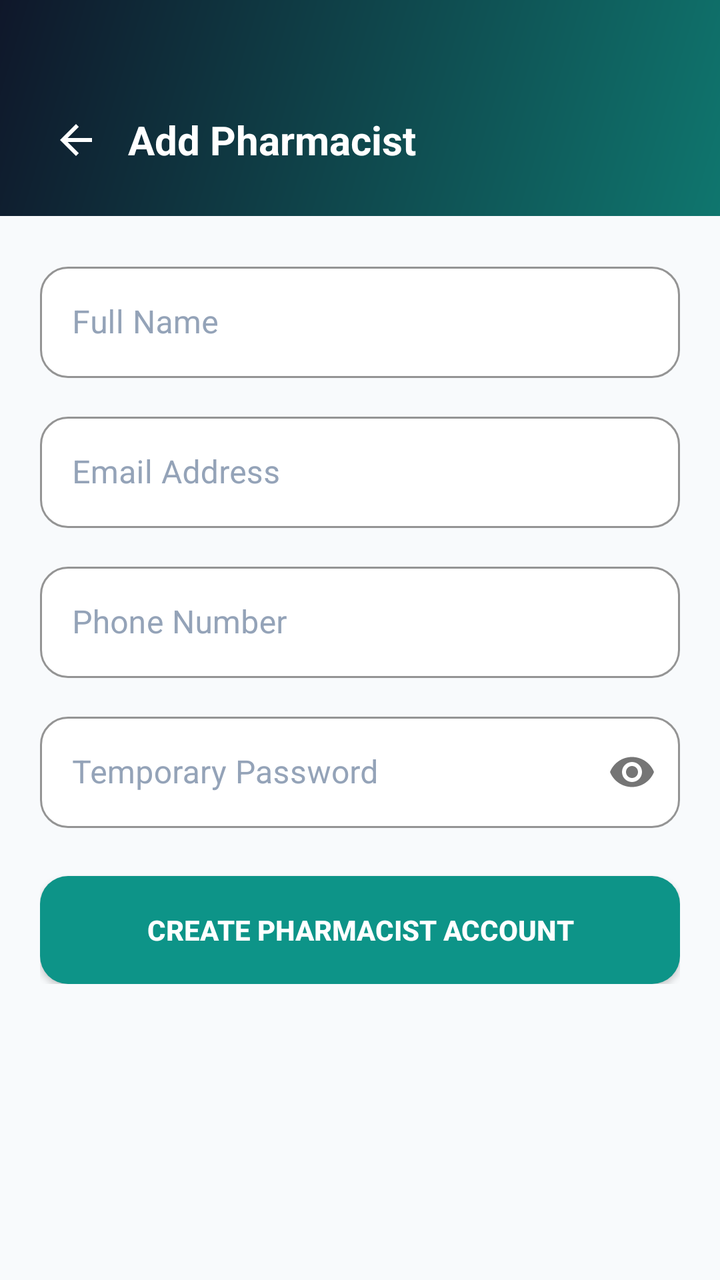
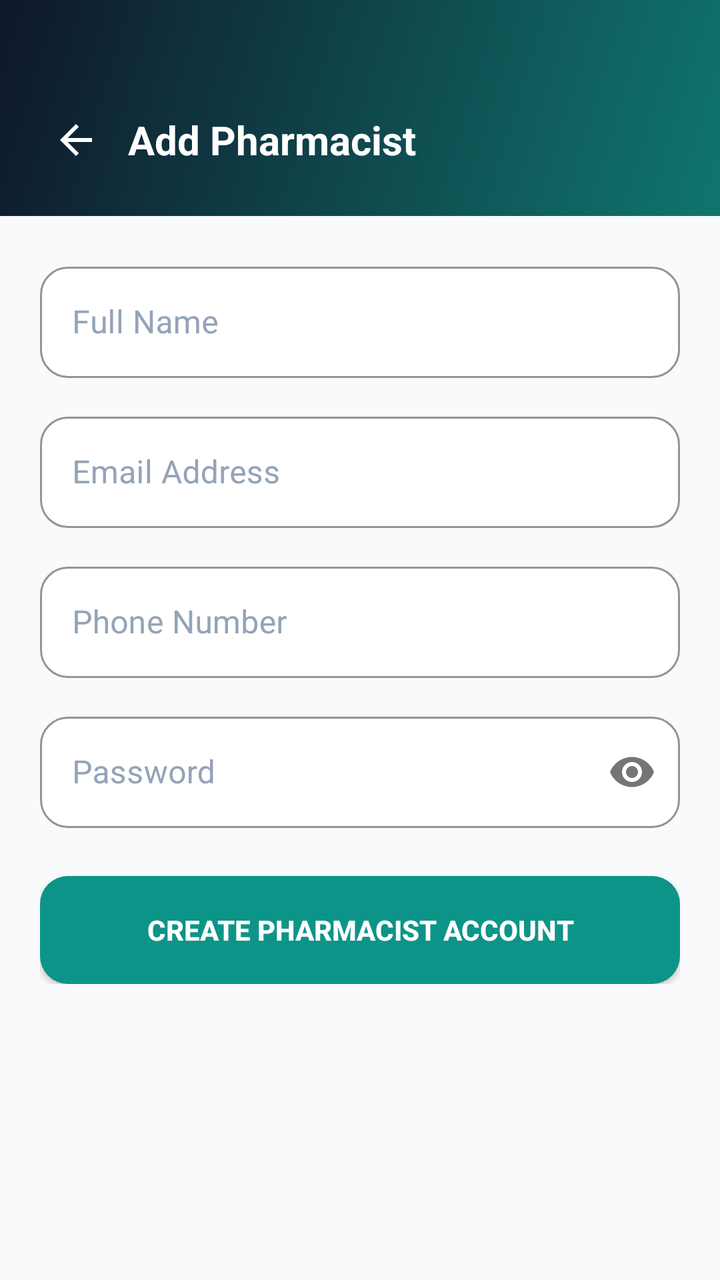

Before-and-after screenshots of an Android layout around one commit, followed by the original layout XML and the change that was made.
<!-- AndroidManifest.xml: application theme Theme.MediQuick -->
<!-- res/layout/activity_add_pharmacist.xml -->
<?xml version="1.0" encoding="utf-8"?>
<LinearLayout xmlns:android="http://schemas.android.com/apk/res/android"
    xmlns:app="http://schemas.android.com/apk/res-auto"
    android:layout_width="match_parent"
    android:layout_height="match_parent"
    android:background="@color/surface"
    android:orientation="vertical">

    <LinearLayout
        android:layout_width="match_parent"
        android:layout_height="wrap_content"
        android:background="@drawable/bg_header_gradient"
        android:gravity="center_vertical"
        android:orientation="horizontal"
        android:paddingHorizontal="16dp"
        android:paddingTop="48dp"
        android:paddingBottom="16dp">

        <ImageView
            android:id="@+id/ivBack"
            android:layout_width="44dp"
            android:layout_height="44dp"
            android:background="?attr/selectableItemBackgroundBorderless"
            android:clickable="true"
            android:focusable="true"
            android:padding="10dp"
            android:src="@drawable/ic_arrow_back" />

        <TextView
            android:layout_width="wrap_content"
            android:layout_height="wrap_content"
            android:layout_marginStart="4dp"
            android:text="Add Pharmacist"
            android:textColor="@color/white"
            android:textSize="20sp"
            android:textStyle="bold" />
    </LinearLayout>

    <ScrollView
        android:layout_width="match_parent"
        android:layout_height="match_parent">

        <LinearLayout
            android:layout_width="match_parent"
            android:layout_height="wrap_content"
            android:orientation="vertical"
            android:padding="20dp">

            <com.google.android.material.textfield.TextInputLayout
                style="@style/InputLayout"
                android:layout_width="match_parent"
                android:layout_height="wrap_content"
                android:layout_marginBottom="14dp"
                android:hint="Full Name">
                <com.google.android.material.textfield.TextInputEditText
                    android:id="@+id/etName"
                    android:layout_width="match_parent"
                    android:layout_height="wrap_content"
                    android:inputType="textPersonName" />
            </com.google.android.material.textfield.TextInputLayout>

            <com.google.android.material.textfield.TextInputLayout
                style="@style/InputLayout"
                android:layout_width="match_parent"
                android:layout_height="wrap_content"
                android:layout_marginBottom="14dp"
                android:hint="Email Address">
                <com.google.android.material.textfield.TextInputEditText
                    android:id="@+id/etEmail"
                    android:layout_width="match_parent"
                    android:layout_height="wrap_content"
                    android:inputType="textEmailAddress" />
            </com.google.android.material.textfield.TextInputLayout>

            <com.google.android.material.textfield.TextInputLayout
                style="@style/InputLayout"
                android:layout_width="match_parent"
                android:layout_height="wrap_content"
                android:layout_marginBottom="14dp"
                android:hint="Phone Number">
                <com.google.android.material.textfield.TextInputEditText
                    android:id="@+id/etPhone"
                    android:layout_width="match_parent"
                    android:layout_height="wrap_content"
                    android:inputType="phone" />
            </com.google.android.material.textfield.TextInputLayout>

            <com.google.android.material.textfield.TextInputLayout
                style="@style/InputLayout"
                android:layout_width="match_parent"
                android:layout_height="wrap_content"
                android:layout_marginBottom="24dp"
                android:hint="Temporary Password"
                app:passwordToggleEnabled="true">
                <com.google.android.material.textfield.TextInputEditText
                    android:id="@+id/etPassword"
                    android:layout_width="match_parent"
                    android:layout_height="wrap_content"
                    android:inputType="textPassword" />
            </com.google.android.material.textfield.TextInputLayout>

            <TextView
                android:id="@+id/tvError"
                android:layout_width="match_parent"
                android:layout_height="wrap_content"
                android:textColor="@color/error"
                android:visibility="gone"
                android:layout_marginBottom="14dp"/>

            <Button
                android:id="@+id/btnAdd"
                android:layout_width="match_parent"
                android:layout_height="54dp"
                android:text="Create Pharmacist Account"
                android:background="@drawable/bg_green_button"
                android:textColor="@color/white"
                android:textStyle="bold" />

        </LinearLayout>
    </ScrollView>
</LinearLayout>
<!-- resources referenced by this layout -->
<resources>
  <color name="error">#DC2626</color>
  <color name="surface">#F8FAFC</color>
  <color name="white">#FFFFFF</color>
  <!-- drawable bg_green_button (drawable) -->
  <?xml version="1.0" encoding="utf-8"?>
  <ripple xmlns:android="http://schemas.android.com/apk/res/android"
      android:color="#40FFFFFF">
      <item>
          <shape android:shape="rectangle">
              <solid android:color="@color/green_primary" />
              <corners android:radius="14dp" />
          </shape>
      </item>
  </ripple>
  <!-- drawable bg_header_gradient (drawable) -->
  <?xml version="1.0" encoding="utf-8"?>
  <shape xmlns:android="http://schemas.android.com/apk/res/android"
      android:shape="rectangle">
      <gradient
          android:angle="135"
          android:endColor="@color/navy"
          android:startColor="@color/green_dark"
          android:type="linear" />
  </shape>
  <!-- drawable ic_arrow_back (drawable) -->
  <?xml version="1.0" encoding="utf-8"?>
  <vector xmlns:android="http://schemas.android.com/apk/res/android"
      android:width="24dp"
      android:height="24dp"
      android:viewportWidth="24"
      android:viewportHeight="24">
      <path
          android:fillColor="#FFFFFF"
          android:pathData="M20,11H7.83l5.59,-5.59L12,4l-8,8 8,8 1.41,-1.41L7.83,13H20v-2z" />
  </vector>
  <style name="InputLayout" parent="Widget.MaterialComponents.TextInputLayout.OutlinedBox">
          <item name="boxStrokeColor">@color/border</item>
          <item name="hintTextColor">@color/text_secondary</item>
          <item name="boxCornerRadiusTopStart">14dp</item>
          <item name="boxCornerRadiusTopEnd">14dp</item>
          <item name="boxCornerRadiusBottomStart">14dp</item>
          <item name="boxCornerRadiusBottomEnd">14dp</item>
          <item name="boxBackgroundColor">@color/white</item>
          <item name="android:textColorHint">@color/text_hint</item>
      </style>
  <style name="Theme.MediQuick" parent="Theme.Material3.DayNight.NoActionBar">
          <item name="colorPrimary">@color/green_primary</item>
          <item name="colorOnPrimary">@color/white</item>
          <item name="colorPrimaryContainer">@color/green_light</item>
          <item name="colorOnPrimaryContainer">@color/green_dark</item>
          <item name="colorSecondary">@color/accent_blue</item>
          <item name="android:colorBackground">@color/surface</item>
          <item name="colorSurface">@color/surface_elevated</item>
          <item name="colorError">@color/error</item>
          <item name="android:statusBarColor">@color/navy</item>
          <item name="android:navigationBarColor">@color/surface</item>
          <item name="android:windowLightStatusBar">false</item>
          <item name="android:windowLightNavigationBar">true</item>
          <item name="android:textColorPrimary">@color/black</item>
          <item name="android:textColorSecondary">@color/text_secondary</item>
          <item name="colorControlNormal">@color/text_secondary</item>
          <item name="colorControlActivated">@color/green_primary</item>
          <item name="colorControlHighlight">@color/green_light</item>
      </style>
  <color name="green_primary">#0D9488</color>
  <color name="navy">#0F172A</color>
  <color name="green_dark">#0F766E</color>
  <color name="border">#E2E8F0</color>
  <color name="text_secondary">#64748B</color>
  <color name="text_hint">#94A3B8</color>
  <color name="green_light">#CCFBF1</color>
  <color name="accent_blue">#0284C7</color>
  <color name="surface_elevated">#FFFFFF</color>
  <color name="black">#0F172A</color>
</resources>

<!-- the commit's change to res/layout/activity_add_pharmacist.xml (unified diff, before → after) -->
@@ -90,7 +90,7 @@
                 android:layout_width="match_parent"
                 android:layout_height="wrap_content"
                 android:layout_marginBottom="24dp"
-                android:hint="Temporary Password"
+                android:hint="Password"
                 app:passwordToggleEnabled="true">
                 <com.google.android.material.textfield.TextInputEditText
                     android:id="@+id/etPassword"
